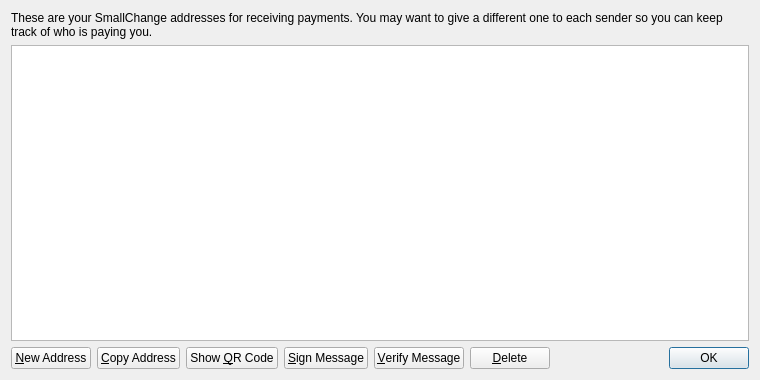
Old version of the form src/qt/forms/addressbookpage.ui in the repository kevinmarks/indiecreddit.
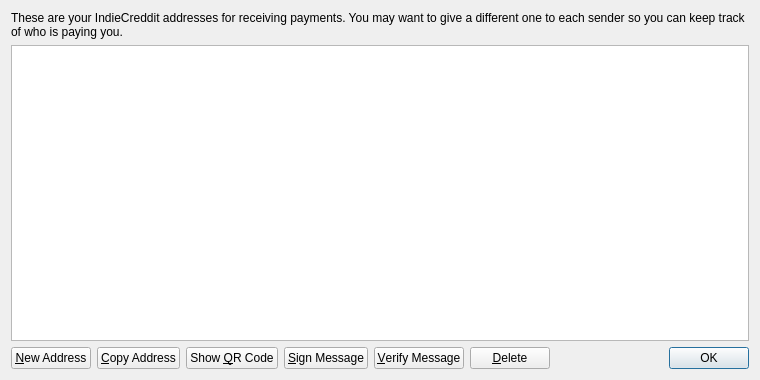
New version of the form. Icons and pictures are not drawn.

What changed in the file:
```diff
--- a/src/qt/forms/addressbookpage.ui
+++ b/src/qt/forms/addressbookpage.ui
@@ -17,7 +17,7 @@
    <item>
     <widget class="QLabel" name="labelExplanation">
      <property name="text">
-      <string>These are your SmallChange addresses for receiving payments. You may want to give a different one to each sender so you can keep track of who is paying you.</string>
+      <string>These are your IndieCreddit addresses for receiving payments. You may want to give a different one to each sender so you can keep track of who is paying you.</string>
      </property>
      <property name="textFormat">
       <enum>Qt::PlainText</enum>
```
